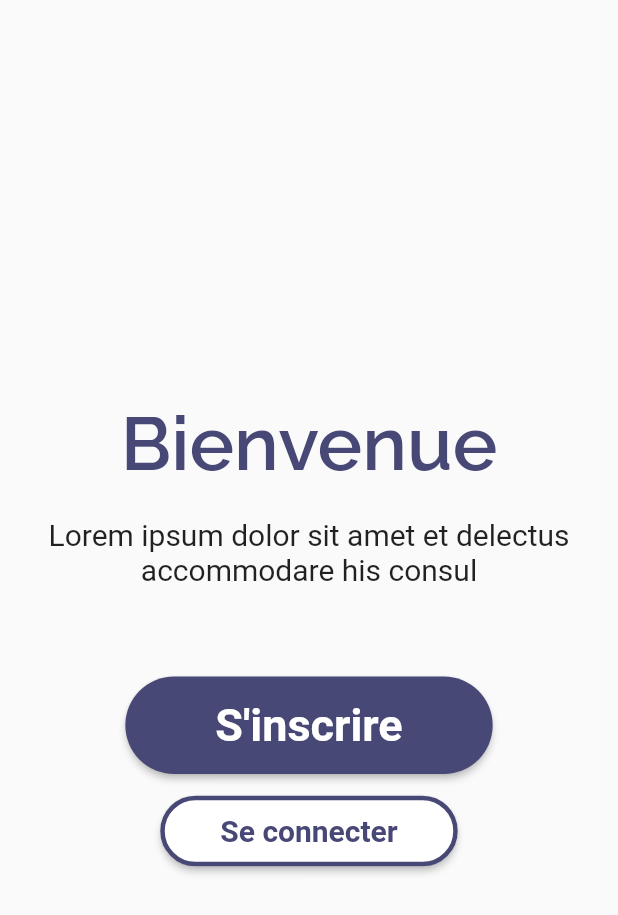
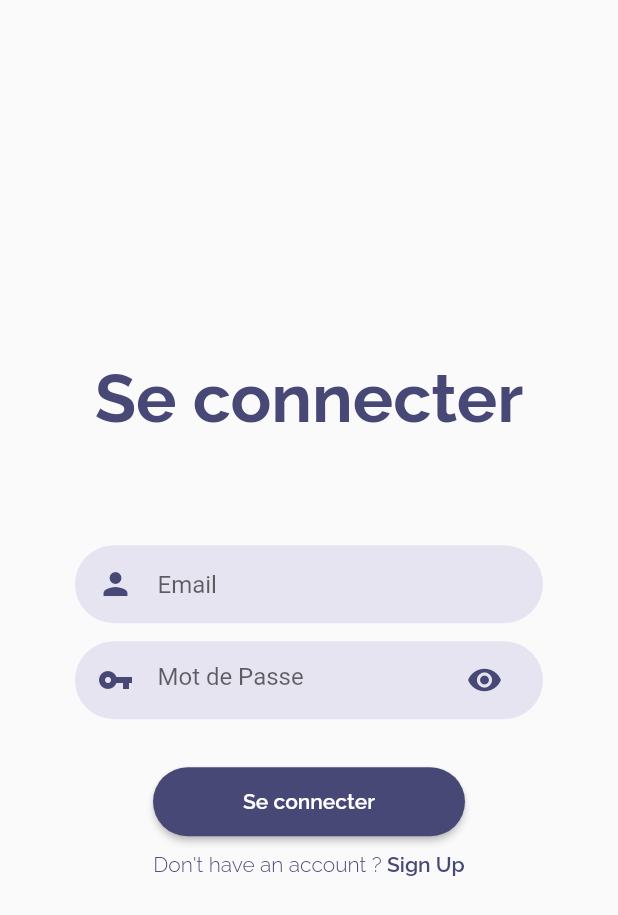
Before and after one commit to RichardJohnRx/Udalost, a Flutter app: the screen it shows after launch, after a tap on "Se connecter", on a phone screen of 412 x 824 dp. Shown: the top 915 px of the screen. Run offline on Flutter 3.47's test engine with Material 2 defaults, Android fonts, the phone set to English and light mode, and no system bars.

Commit message:
Création de la page 'SignIn'

```diff
--- /dev/null
+++ b/lib/components/TextFieldContainer.dart
@@ -0,0 +1,29 @@
+import 'package:flutter/material.dart';
+
+class TextFieldContainer extends StatelessWidget {
+  const TextFieldContainer({
+    Key key,
+    @required this.child,
+  }) : super (key: key) ;
+
+  final Widget child;
+
+  @override
+  Widget build(BuildContext context) {
+    return Container(
+      child: child,
+      margin: EdgeInsets.symmetric(
+        horizontal: 50.0,
+        vertical: 6.0,
+      ),
+      padding: EdgeInsets.symmetric(
+        horizontal: 15.0,
+        vertical: 2.0,
+      ),
+      decoration: BoxDecoration(
+        color: Color.fromRGBO(114, 103, 193, 0.15),
+        borderRadius: BorderRadius.circular(50.0),
+      ),
+    );
+  }
+}
--- a/lib/main.dart
+++ b/lib/main.dart
@@ -1,6 +1,7 @@
 import 'package:flutter/material.dart';
 import 'file:///D:/Richard%20John%20Rx/Documents/Mis%20Archivos/LP%20CIASIE/Atelier/2/udalost/lib/pages/HomePage.dart';
 import 'package:udalost/pages/Login.dart';
+import 'package:udalost/pages/SignIn.dart';
 
 void main() {
   runApp(MyApp());
--- a/lib/pages/Login.dart
+++ b/lib/pages/Login.dart
@@ -1,4 +1,5 @@
 import 'package:flutter/material.dart';
+import 'package:udalost/pages/SignIn.dart';
 
 class Login extends StatelessWidget {
 
@@ -16,7 +17,7 @@ class Login extends StatelessWidget {
                 style: TextStyle(
                   fontFamily: 'Raleway',
                   color: Color.fromRGBO(72, 72, 119, 1),
-                  fontWeight: FontWeight.w600,
+                  fontWeight: FontWeight.w700,
                   fontSize: 50.0,
                 ),
               ),
@@ -29,6 +30,7 @@ class Login extends StatelessWidget {
                 'Lorem ipsum dolor sit amet et delectus accommodare his consul',
                 textAlign: TextAlign.center,
                 style: TextStyle(
+                  fontFamily: 'Raleway',
                   fontSize: 20.0,
                 ),
               ),
@@ -39,18 +41,17 @@ class Login extends StatelessWidget {
                   'S\'inscrire',
                   textAlign: TextAlign.center,
                   style: TextStyle(
-                    fontSize: 30.0,
+                    fontSize: 27.0,
                     color: Colors.white,
-                    fontWeight: FontWeight.w700,
+                    fontWeight: FontWeight.w600,
+                    fontFamily: 'Raleway',
                   ),
                 ),
                 color: Color.fromRGBO(72, 72, 119, 1),
                 splashColor: Color.fromRGBO(114, 103, 193, 1),
-                padding: EdgeInsets.only(
-                  top: 15.0,
-                  bottom: 15.0,
-                  right: 60.0,
-                  left: 60.0,
+                padding: EdgeInsets.symmetric(
+                  horizontal: 60.0,
+                  vertical: 15.0,
                 ),
                 shape: new RoundedRectangleBorder(
                   borderRadius: new BorderRadius.circular(50.0),
@@ -58,7 +59,7 @@ class Login extends StatelessWidget {
                 onPressed: (){},
               ),
               margin: EdgeInsets.only(
-                bottom: 7.0,
+                bottom: 10.0,
               ),
             ),
             Container(
@@ -67,18 +68,17 @@ class Login extends StatelessWidget {
                   'Se connecter',
                   textAlign: TextAlign.center,
                   style: TextStyle(
-                    fontSize: 20.0,
+                    fontSize: 17.0,
                     color: Color.fromRGBO(72, 72, 119, 1),
-                    fontWeight: FontWeight.w700,
+                    fontWeight: FontWeight.w600,
+                    fontFamily: 'Raleway',
                   ),
                 ),
                 color: Colors.white,
                 splashColor: Color.fromRGBO(220, 220, 255, 1),
-                padding: EdgeInsets.only(
-                  top: 12.0,
-                  bottom: 12.0,
-                  right: 40.0,
-                  left: 40.0,
+                padding: EdgeInsets.symmetric(
+                  horizontal: 40.0,
+                  vertical: 12.0,
                 ),
                 shape: new RoundedRectangleBorder(
                   borderRadius: new BorderRadius.circular(50.0),
@@ -87,10 +87,17 @@ class Login extends StatelessWidget {
                     width: 3,
                   ),
                 ),
-                onPressed: (){},
+                onPressed: (){
+                  Navigator.push(context, MaterialPageRoute(
+                      builder: (context){
+                        return SignIn();
+                      },
+                    ),
+                  );
+                },
               ),
               margin: EdgeInsets.only(
-                top: 7.0,
+                top: 10.0,
               ),
             ),
           ],
--- /dev/null
+++ b/lib/pages/SignIn.dart
@@ -0,0 +1,120 @@
+import 'package:flutter/material.dart';
+import 'package:udalost/components/TextFieldContainer.dart';
+
+class SignIn extends StatelessWidget {
+  @override
+  Widget build(BuildContext context) {
+    return Scaffold(
+      body: Center(
+        child: Container(
+          child: Column(
+            mainAxisAlignment: MainAxisAlignment.center,
+            children: <Widget>[
+              Container(
+                child: Text(
+                  'Se connecter',
+                  style: TextStyle(
+                    fontFamily: 'Raleway',
+                    color: Color.fromRGBO(72, 72, 119, 1),
+                    fontWeight: FontWeight.w700,
+                    fontSize: 45.0,
+                  ),
+                ),
+                margin: EdgeInsets.only(
+                  bottom: 65.0,
+                ),
+              ),
+              TextFieldContainer(
+                child: TextField(
+                  decoration: InputDecoration(
+                    hintText: 'Email',
+                    icon: Icon(
+                      Icons.person,
+                      color: Color.fromRGBO(72, 72, 119, 1),
+                    ),
+                    border: InputBorder.none,
+                  ),
+                ),
+              ),
+              TextFieldContainer(
+                child: TextField(
+                  obscureText: true,
+                  decoration: InputDecoration(
+                    hintText: 'Mot de Passe',
+                    icon: Icon(
+                      Icons.vpn_key,
+                      color: Color.fromRGBO(72, 72, 119, 1),
+                    ),
+                    suffixIcon: Icon(
+                      Icons.visibility,
+                      color: Color.fromRGBO(72, 72, 119, 1),
+                    ),
+                    border: InputBorder.none,
+                  ),
+                ),
+              ),
+              Container(
+                child: RaisedButton(
+                  child: Text(
+                    'Se connecter',
+                    textAlign: TextAlign.center,
+                    style: TextStyle(
+                      color: Colors.white,
+                      fontWeight: FontWeight.w600,
+                      fontFamily: 'Raleway',
+                    ),
+                  ),
+                  color: Color.fromRGBO(72, 72, 119, 1),
+                  splashColor: Color.fromRGBO(114, 103, 193, 1),
+                  padding: EdgeInsets.symmetric(
+                    horizontal: 60.0,
+                    vertical: 15.0,
+                  ),
+                  shape: new RoundedRectangleBorder(
+                    borderRadius: new BorderRadius.circular(50.0),
+                  ),
+                  onPressed: (){},
+                ),
+                margin: EdgeInsets.only(
+                  top: 25.0,
+                  bottom: 10.0,
+                ),
+              ),
+              Row(
+                mainAxisAlignment: MainAxisAlignment.center,
+                children: <Widget>[
+                  Text(
+                    'Don\'t have an account ? ',
+                    style: TextStyle(
+                      fontFamily: 'Raleway',
+                      fontWeight: FontWeight.w300,
+                      color: Color.fromRGBO(72, 72, 119, 1),
+                    ),
+                  ),
+                  GestureDetector(
+                    onTap: (){
+                      /*Navigator.push(context, MaterialPageRoute(
+                          builder: (context){
+                            return SignUp();
+                          },
+                        ),
+                      );*/
+                    },
+                    child: Text(
+                      'Sign Up',
+                      style: TextStyle(
+                        fontFamily: 'Raleway',
+                        fontWeight: FontWeight.w600,
+                        color: Color.fromRGBO(72, 72, 119, 1),
+                      ),
+                    ),
+                  ),
+                ],
+              ),
+            ],
+          ),
+        ),
+      ),
+    );
+  }
+}
```
